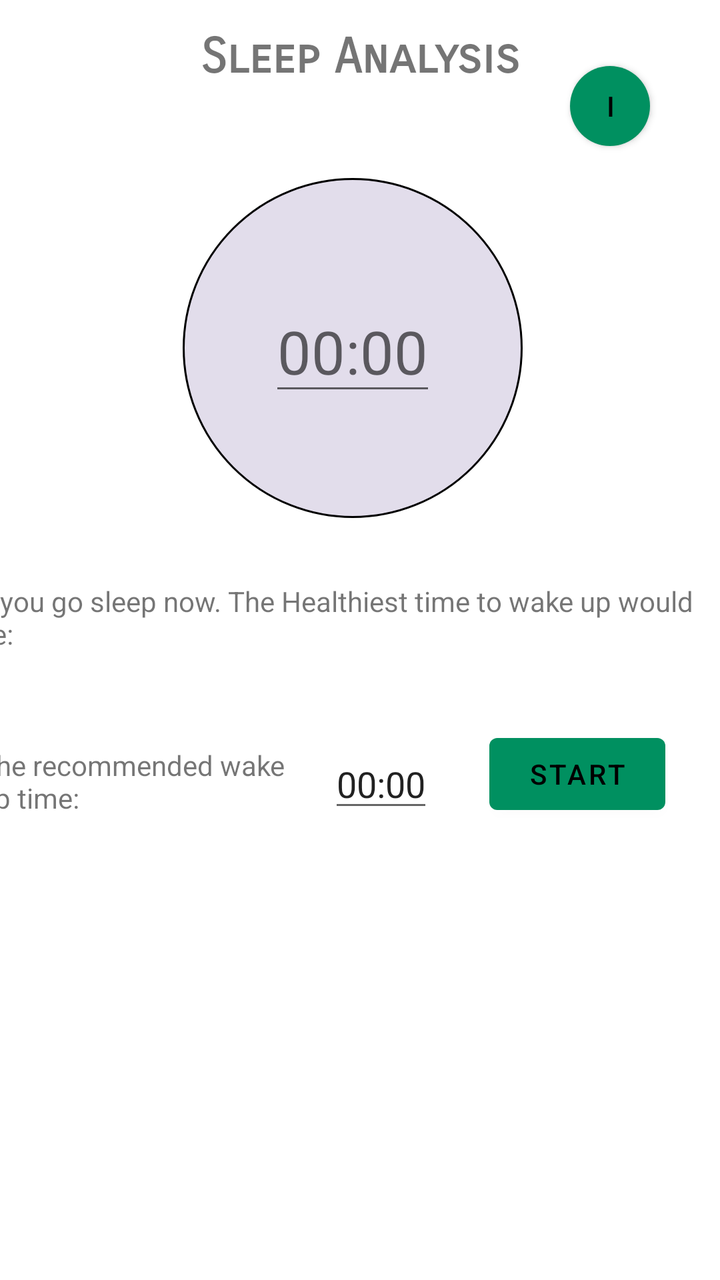
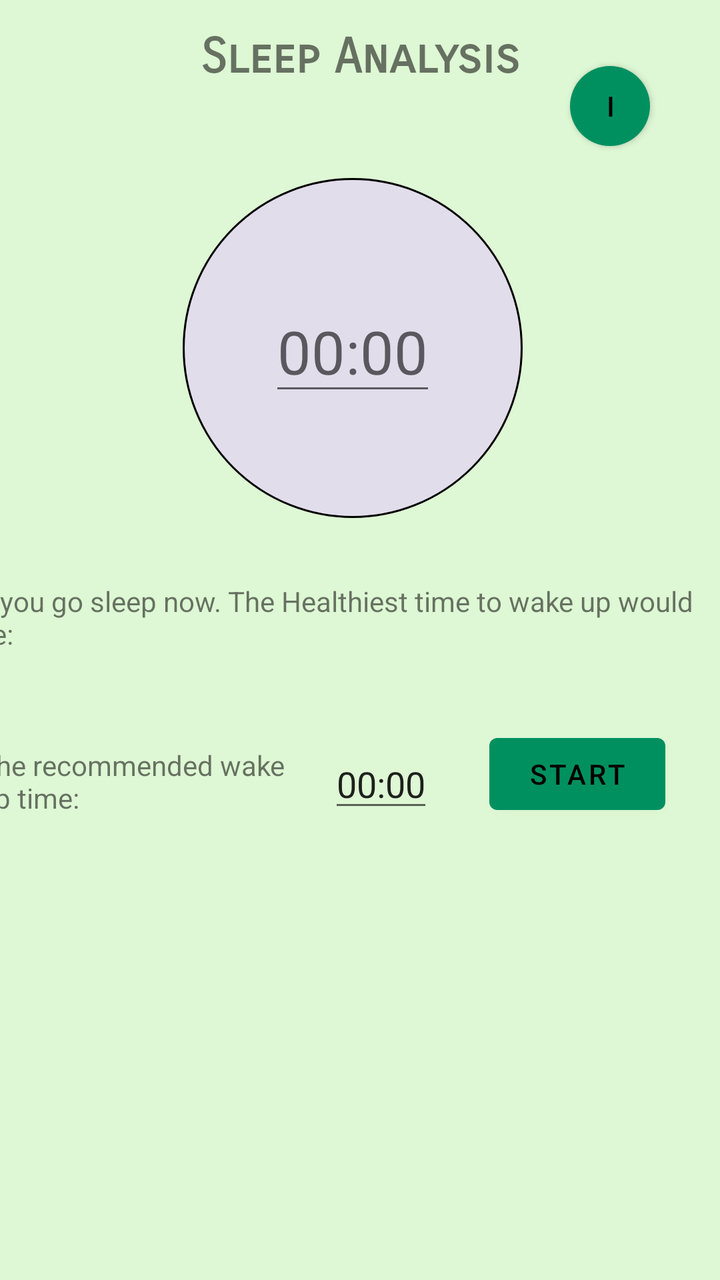

An Android layout rendered at two revisions. The XML below is the earlier revision; the diff shows what the commit changed to produce the second picture.
<!-- AndroidManifest.xml: application theme Theme.Silva -->
<!-- res/layout/activity_sleep_analysis.xml -->
<?xml version="1.0" encoding="utf-8"?>
<androidx.constraintlayout.widget.ConstraintLayout xmlns:android="http://schemas.android.com/apk/res/android"
    xmlns:app="http://schemas.android.com/apk/res-auto"
    xmlns:tools="http://schemas.android.com/tools"
    android:layout_width="match_parent"
    android:layout_height="match_parent"
    tools:context=".SleepAnalysis">

    <TextView
        android:id="@+id/textView"
        android:layout_width="wrap_content"
        android:layout_height="wrap_content"
        android:layout_marginStart="169dp"
        android:layout_marginTop="24dp"
        android:layout_marginEnd="169dp"
        android:fontFamily="sans-serif-smallcaps"
        android:text="@string/title_sleep_analysis_page"
        android:textAlignment="center"
        android:textSize="24sp"
        android:textStyle="bold"
        app:layout_constraintBottom_toTopOf="@+id/rec_info"
        app:layout_constraintEnd_toEndOf="parent"
        app:layout_constraintStart_toStartOf="parent"
        app:layout_constraintTop_toTopOf="parent" />

    <Button
        android:id="@+id/rec_info"
        android:layout_width="40dp"
        android:layout_height="40dp"
        android:layout_marginBottom="16dp"
        android:background="@drawable/roundedbutton"
        android:text="i"
        app:layout_constraintBottom_toTopOf="@+id/Set_time"
        app:layout_constraintEnd_toEndOf="parent"
        app:layout_constraintHorizontal_bias="0.891"
        app:layout_constraintStart_toStartOf="parent" />

    <ImageView
        android:id="@+id/Set_time"
        android:layout_width="170dp"
        android:layout_height="170dp"
        android:layout_marginBottom="32dp"
        app:layout_constraintBottom_toTopOf="@+id/textView4"
        app:layout_constraintEnd_toEndOf="parent"
        app:layout_constraintHorizontal_bias="0.481"
        app:layout_constraintStart_toStartOf="parent"
        app:srcCompat="@drawable/roundedtime" />

    <EditText
        android:id="@+id/time_dialog"
        android:layout_width="wrap_content"
        android:layout_height="wrap_content"
        android:textAlignment="center"
        android:hint="00:00"
        android:textSize="30sp"
        app:layout_constraintBottom_toBottomOf="@+id/Set_time"
        app:layout_constraintEnd_toEndOf="@+id/Set_time"
        app:layout_constraintStart_toStartOf="@+id/Set_time"
        app:layout_constraintTop_toTopOf="@+id/Set_time" />

    <TextView
        android:id="@+id/textView4"
        android:layout_width="wrap_content"
        android:layout_height="wrap_content"
        android:layout_marginBottom="32dp"
        android:height="40dp"
        android:text="@string/text_sleep_analysis_2"
        app:layout_constraintBottom_toTopOf="@+id/rec_ime_1"
        app:layout_constraintEnd_toEndOf="@id/rec_ime_1"
        app:layout_constraintHorizontal_bias="0.946"
        app:layout_constraintStart_toStartOf="@id/rec_ime_1" />

    <Button
        android:id="@+id/rec_ime_1"
        android:layout_width="wrap_content"
        android:layout_height="wrap_content"
        android:text="Start"
        app:layout_constraintBottom_toBottomOf="parent"
        app:layout_constraintEnd_toEndOf="parent"
        app:layout_constraintHorizontal_bias="0.9"
        app:layout_constraintStart_toStartOf="parent"
        app:layout_constraintTop_toTopOf="parent"
        app:layout_constraintVertical_bias="0.613" />

    <EditText
        android:id="@+id/setalarm"
        android:layout_width="wrap_content"
        android:layout_height="wrap_content"
        android:text="00:00"
        app:layout_constraintBottom_toBottomOf="@+id/rec_ime_1"
        app:layout_constraintEnd_toStartOf="@+id/rec_ime_1"
        app:layout_constraintHorizontal_bias="0.855"
        app:layout_constraintStart_toStartOf="parent"
        app:layout_constraintTop_toTopOf="@+id/rec_ime_1"
        app:layout_constraintVertical_bias="1.0" />

    <TextView
        android:id="@+id/textView5"
        android:layout_width="155dp"
        android:layout_height="35dp"
        android:text="The recommended wake up time:"
        android:layout_marginRight="20dp"
        app:layout_constraintBottom_toBottomOf="@+id/setalarm"
        app:layout_constraintEnd_toStartOf="@+id/setalarm"
        app:layout_constraintHorizontal_bias="1.0"
        app:layout_constraintStart_toStartOf="parent"
        app:layout_constraintTop_toTopOf="@+id/setalarm"
        app:layout_constraintVertical_bias="0.5" />

</androidx.constraintlayout.widget.ConstraintLayout>
<!-- resources referenced by this layout -->
<resources>
  <!-- drawable roundedbutton (drawable) -->
  <?xml version="1.0" encoding="utf-8"?>
  <shape xmlns:android="http://schemas.android.com/apk/res/android" android:shape="rectangle">
      <solid android:color="#808080"/>
      <corners android:bottomLeftRadius="40dp"
          android:bottomRightRadius="40dp"
          android:topLeftRadius="40dp"
          android:topRightRadius="40dp"/>
  </shape>
  <!-- drawable roundedtime (drawable) -->
  <?xml version="1.0" encoding="utf-8"?>
  <shape xmlns:android="http://schemas.android.com/apk/res/android" android:shape="rectangle">
      <solid android:color="#e2ddeb"/>
      <corners android:bottomLeftRadius="170dp"
          android:bottomRightRadius="170dp"
          android:topLeftRadius="170dp"
          android:topRightRadius="170dp"/>
      <stroke android:color="@color/black"
          android:width="1dp"/>
  </shape>
  <string name="text_sleep_analysis_2">If you go sleep now. The Healthiest time to wake up would be:</string>
  <string name="title_sleep_analysis_page">Sleep Analysis</string>
  <style name="Theme.Silva" parent="Theme.MaterialComponents.DayNight.DarkActionBar">
          
          <item name="colorPrimary">#009060</item>
          <item name="colorPrimaryVariant">@color/purple_700</item>
          <item name="colorOnPrimary">@color/black</item>
          
          <item name="colorSecondary">@color/teal_200</item>
          <item name="colorSecondaryVariant">@color/teal_700</item>
          <item name="colorOnSecondary">@color/black</item>
          
          <item name="android:statusBarColor" tools:targetApi="l">?attr/colorPrimaryVariant</item>
          
      </style>
  <color name="black">#FF000000</color>
  <color name="purple_700">#FF3700B3</color>
  <color name="teal_200">#FF03DAC5</color>
  <color name="teal_700">#FF018786</color>
</resources>

<!-- the commit's change to res/layout/activity_sleep_analysis.xml (unified diff, before → after) -->
@@ -4,6 +4,8 @@
     xmlns:tools="http://schemas.android.com/tools"
     android:layout_width="match_parent"
     android:layout_height="match_parent"
+    android:background="#DEF7D4"
+
     tools:context=".SleepAnalysis">
 
     <TextView
<!-- resource entries referenced after the edit -->
@@ -25,7 +25,7 @@
   <style name="Theme.Silva" parent="Theme.MaterialComponents.DayNight.DarkActionBar">
           
           <item name="colorPrimary">#009060</item>
-          <item name="colorPrimaryVariant">@color/purple_700</item>
+          <item name="colorPrimaryVariant">#009060</item>
           <item name="colorOnPrimary">@color/black</item>
           
           <item name="colorSecondary">@color/teal_200</item>
@@ -36,7 +36,6 @@
           
       </style>
   <color name="black">#FF000000</color>
-  <color name="purple_700">#FF3700B3</color>
   <color name="teal_200">#FF03DAC5</color>
   <color name="teal_700">#FF018786</color>
 </resources>
